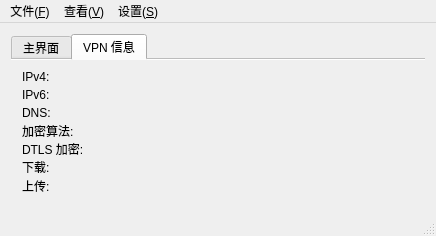
First picture: the form in src/dialog/mainwindow.ui, repository Cxiyuan/sslvpn-client, before the edit.
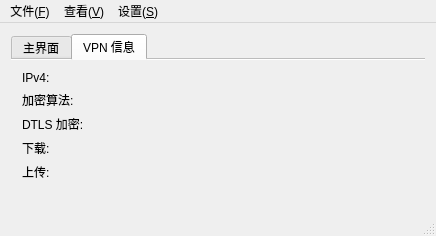
Second picture: the form after the edit. The open tabs and pages were chosen to show the change. Icons and pictures are not drawn.

```diff
--- a/src/dialog/mainwindow.ui
+++ b/src/dialog/mainwindow.ui
@@ -195,82 +195,48 @@
            </widget>
           </item>
           <item row="1" column="0">
-           <widget class="QLabel" name="ipV6LabelText">
-            <property name="text">
-             <string>IPv6:</string>
-            </property>
-           </widget>
-          </item>
-          <item row="1" column="1">
-           <widget class="QLabel" name="ipV6Label">
-            <property name="alignment">
-             <set>Qt::AlignLeading|Qt::AlignLeft|Qt::AlignVCenter</set>
-            </property>
-            <property name="textInteractionFlags">
-             <set>Qt::LinksAccessibleByMouse|Qt::TextSelectableByMouse</set>
-            </property>
-           </widget>
-          </item>
-          <item row="2" column="0">
-           <widget class="QLabel" name="dnsLabelText">
-            <property name="text">
-             <string>DNS:</string>
-            </property>
-           </widget>
-          </item>
-          <item row="2" column="1">
-           <widget class="QLabel" name="dnsLabel">
-            <property name="alignment">
-             <set>Qt::AlignLeading|Qt::AlignLeft|Qt::AlignVCenter</set>
-            </property>
-            <property name="textInteractionFlags">
-             <set>Qt::LinksAccessibleByMouse|Qt::TextSelectableByMouse</set>
-            </property>
-           </widget>
-          </item>
-          <item row="3" column="0">
            <widget class="QLabel" name="cipherCSTPLabelText">
             <property name="text">
              <string>加密算法:</string>
             </property>
            </widget>
           </item>
-          <item row="3" column="1">
+          <item row="1" column="1">
            <widget class="QLabel" name="cipherCSTPLabel">
             <property name="alignment">
              <set>Qt::AlignLeading|Qt::AlignLeft|Qt::AlignVCenter</set>
             </property>
            </widget>
           </item>
-          <item row="4" column="0">
+          <item row="2" column="0">
            <widget class="QLabel" name="cipherDTLSLabelText">
             <property name="text">
              <string>DTLS 加密:</string>
             </property>
            </widget>
           </item>
-          <item row="4" column="1">
+          <item row="2" column="1">
            <widget class="QLabel" name="cipherDTLSLabel">
             <property name="alignment">
              <set>Qt::AlignLeading|Qt::AlignLeft|Qt::AlignVCenter</set>
             </property>
            </widget>
           </item>
-          <item row="5" column="0">
+          <item row="3" column="0">
            <widget class="QLabel" name="downloadLabelText">
             <property name="text">
              <string>下载:</string>
             </property>
            </widget>
           </item>
-          <item row="6" column="0">
+          <item row="4" column="0">
            <widget class="QLabel" name="uploadLaberText">
             <property name="text">
              <string>上传:</string>
             </property>
            </widget>
           </item>
-          <item row="5" column="1">
+          <item row="3" column="1">
            <widget class="QLabel" name="downloadLabel">
             <property name="minimumSize">
              <size>
@@ -286,7 +252,7 @@
             </property>
            </widget>
           </item>
-          <item row="6" column="1">
+          <item row="4" column="1">
            <widget class="QLabel" name="uploadLabel">
             <property name="minimumSize">
              <size>
```
